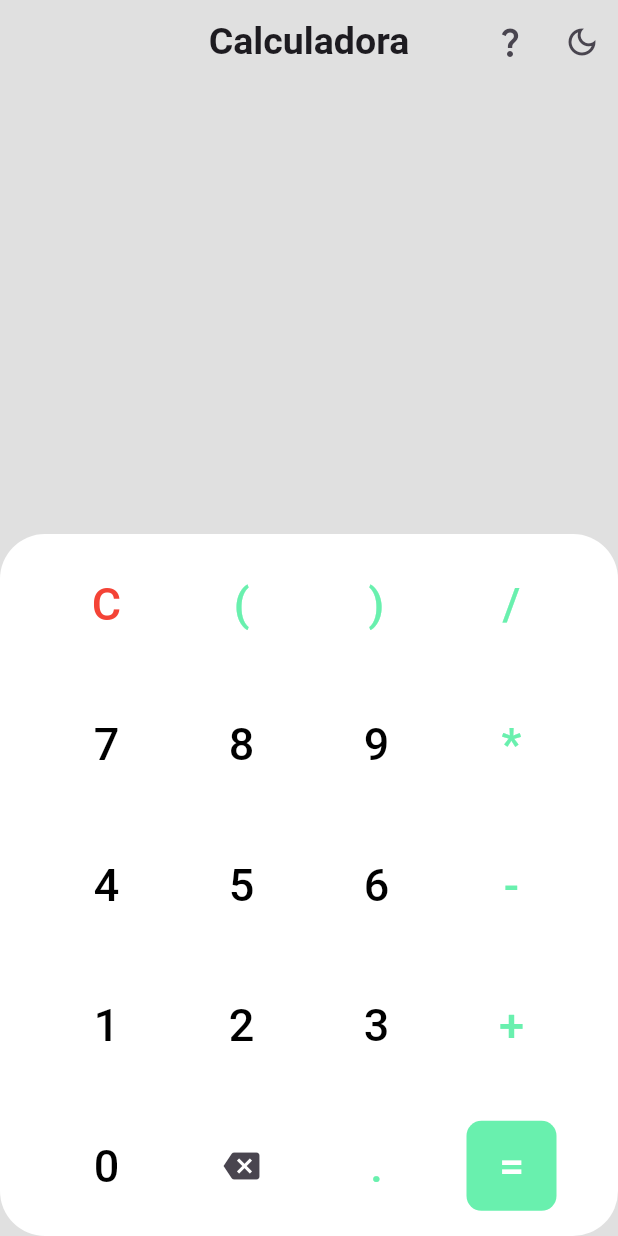
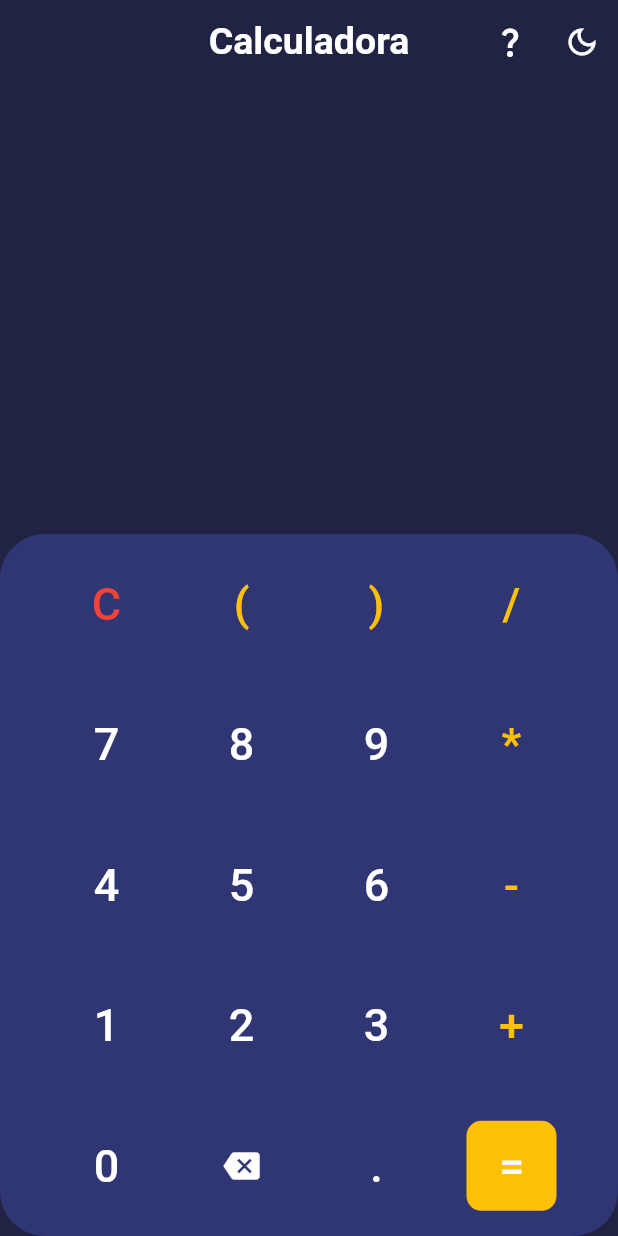
Before and after one commit to Junio-Alves/Flutter-Calculator-App, a Flutter app: the screen it shows after launch, on a phone screen of 412 x 824 dp. Run offline on Flutter 3.47's test engine with Material 3 defaults, Android fonts, the phone set to English and light mode, and no system bars; our stand-ins replace math_expressions.

Commit message:
ColorChange

```diff
--- a/lib/pages/homepage.dart
+++ b/lib/pages/homepage.dart
@@ -37,27 +37,34 @@ class HomePageState extends State<HomePage> {
   @override
   Widget build(BuildContext context) {
     return Scaffold(
-      backgroundColor: Colors.grey[300],
+      backgroundColor: const Color.fromARGB(255, 32, 35, 66),
       //APPBAR
       appBar: AppBar(
         title: const Text(
           "Calculadora",
-          style: TextStyle(fontSize: 25, fontWeight: FontWeight.w700),
+          style: TextStyle(
+              fontSize: 25, fontWeight: FontWeight.w700, color: Colors.white),
         ),
-        backgroundColor: Colors.grey[300],
+        backgroundColor: Colors.transparent,
         centerTitle: true,
         actions: [
           //ABOUT
           IconButton(
             onPressed: () {},
             //botão que vai para tela de about do projeto
-            icon: const Icon(Icons.question_mark_outlined),
+            icon: const Icon(
+              Icons.question_mark_outlined,
+              color: Colors.white,
+            ),
           ),
           //MUDAR DE TEMA(FUTURO)
           IconButton(
             onPressed: () {},
             //botão para mudar tema
-            icon: const Icon(Icons.dark_mode_outlined),
+            icon: const Icon(
+              Icons.dark_mode_outlined,
+              color: Colors.white,
+            ),
           )
         ],
       ),
@@ -131,7 +138,7 @@ class HomePageState extends State<HomePage> {
                                       historico.getHistoricosList()[index],
                                       style: TextStyle(
                                           fontSize: 24,
-                                          color: Colors.grey[500]),
+                                          color: Colors.grey.withOpacity(0.2)),
                                     )
                                   ],
                                 );
@@ -150,6 +157,7 @@ class HomePageState extends State<HomePage> {
                       Text(
                         numeroDigito.join(),
                         style: const TextStyle(
+                          color: Colors.white,
                           fontSize: 40,
                           fontWeight: FontWeight.w700,
                         ),
@@ -163,7 +171,7 @@ class HomePageState extends State<HomePage> {
           Expanded(
             child: Container(
               decoration: BoxDecoration(
-                  color: Colors.white,
+                  color: const Color.fromARGB(255, 48, 54, 116),
                   borderRadius: BorderRadius.circular(30.0)),
               child: const Column(
                 children: [
@@ -173,9 +181,9 @@ class HomePageState extends State<HomePage> {
                       mainAxisAlignment: MainAxisAlignment.center,
                       children: [
                         BuildButton(button: "C", color: Colors.red),
-                        BuildButton(button: "(", color: Colors.greenAccent),
-                        BuildButton(button: ")", color: Colors.greenAccent),
-                        BuildButton(button: "/", color: Colors.greenAccent),
+                        BuildButton(button: "(", color: Colors.amber),
+                        BuildButton(button: ")", color: Colors.amber),
+                        BuildButton(button: "/", color: Colors.amber),
                       ],
                     ),
                   ),
@@ -183,10 +191,10 @@ class HomePageState extends State<HomePage> {
                     child: Row(
                       mainAxisAlignment: MainAxisAlignment.center,
                       children: [
-                        BuildButton(button: "7", color: Colors.black),
-                        BuildButton(button: "8", color: Colors.black),
-                        BuildButton(button: "9", color: Colors.black),
-                        BuildButton(button: "*", color: Colors.greenAccent),
+                        BuildButton(button: "7", color: Colors.white),
+                        BuildButton(button: "8", color: Colors.white),
+                        BuildButton(button: "9", color: Colors.white),
+                        BuildButton(button: "*", color: Colors.amber),
                       ],
                     ),
                   ),
@@ -194,10 +202,10 @@ class HomePageState extends State<HomePage> {
                     child: Row(
                       mainAxisAlignment: MainAxisAlignment.center,
                       children: [
-                        BuildButton(button: "4", color: Colors.black),
-                        BuildButton(button: "5", color: Colors.black),
-                        BuildButton(button: "6", color: Colors.black),
-                        BuildButton(button: "-", color: Colors.greenAccent),
+                        BuildButton(button: "4", color: Colors.white),
+                        BuildButton(button: "5", color: Colors.white),
+                        BuildButton(button: "6", color: Colors.white),
+                        BuildButton(button: "-", color: Colors.amber),
                       ],
                     ),
                   ),
@@ -205,10 +213,10 @@ class HomePageState extends State<HomePage> {
                     child: Row(
                       mainAxisAlignment: MainAxisAlignment.center,
                       children: [
-                        BuildButton(button: "1", color: Colors.black),
-                        BuildButton(button: "2", color: Colors.black),
-                        BuildButton(button: "3", color: Colors.black),
-                        BuildButton(button: "+", color: Colors.greenAccent),
+                        BuildButton(button: "1", color: Colors.white),
+                        BuildButton(button: "2", color: Colors.white),
+                        BuildButton(button: "3", color: Colors.white),
+                        BuildButton(button: "+", color: Colors.amber),
                       ],
                     ),
                   ),
@@ -216,9 +224,9 @@ class HomePageState extends State<HomePage> {
                     child: Row(
                       mainAxisAlignment: MainAxisAlignment.center,
                       children: [
-                        BuildButton(button: "0", color: Colors.black),
+                        BuildButton(button: "0", color: Colors.white),
                         DeleteButton(),
-                        BuildButton(button: ".", color: Colors.greenAccent),
+                        BuildButton(button: ".", color: Colors.white),
                         //Botão = com widget personalizado só para ele
                         EqualsButton(button: "=", color: Colors.white),
                       ],
--- a/lib/widgets/deletebutton.dart
+++ b/lib/widgets/deletebutton.dart
@@ -29,9 +29,12 @@ class _BuildButtonState extends State<DeleteButton> {
               //função de limpar o texto
             },
             style: ElevatedButton.styleFrom(
-              backgroundColor: Colors.white, // Cor de fundo vermelho
+              backgroundColor: Colors.transparent, // Cor de fundo vermelho
             ),
-            icon: const Icon(Icons.backspace)),
+            icon: const Icon(
+              Icons.backspace,
+              color: Colors.white,
+            )),
       ),
     );
   }
--- a/lib/widgets/equalsbutton.dart
+++ b/lib/widgets/equalsbutton.dart
@@ -55,7 +55,7 @@ class _EqualsButtonState extends State<EqualsButton> {
             });
           },
           style: ElevatedButton.styleFrom(
-            backgroundColor: Colors.greenAccent,
+            backgroundColor: Colors.amber,
             shape: RoundedRectangleBorder(
               borderRadius: BorderRadius.circular(10.0), // Borda circular
             ),
--- a/lib/widgets/numberbutton.dart
+++ b/lib/widgets/numberbutton.dart
@@ -37,7 +37,7 @@ class _BuildButtonState extends State<BuildButton> {
             //função de limpar o texto
           },
           style: ElevatedButton.styleFrom(
-            backgroundColor: Colors.white, // Cor de fundo vermelho
+            backgroundColor: Colors.transparent, // Cor de fundo vermelho
           ),
           icon: Text(
             widget.button,
```
